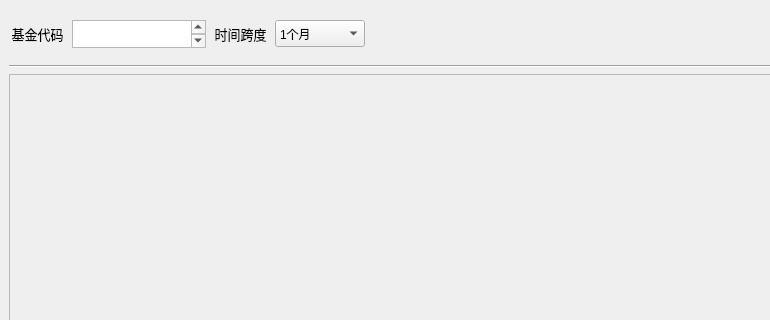
Old version of the form ui/main_window.ui in the repository KirinDr/Fund-Tool; both pictures show x 0 to 770 and y 0 to 320 of the 1156 by 612 pixel window.
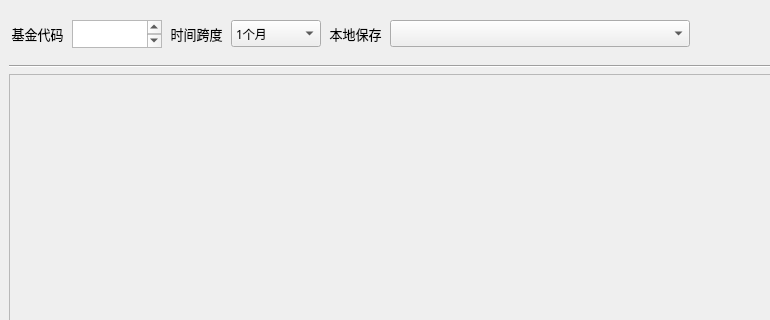
New version of the form.

Commit message: 新增本地自选代码

What changed in the file:
```diff
--- a/ui/main_window.ui
+++ b/ui/main_window.ui
@@ -113,6 +113,11 @@
           <height>27</height>
          </size>
         </property>
+        <property name="font">
+         <font>
+          <family>宋体</family>
+         </font>
+        </property>
         <item>
          <property name="text">
           <string>1个月</string>
@@ -145,6 +150,43 @@
         </item>
        </widget>
       </item>
+      <item>
+       <widget class="QLabel" name="label_3">
+        <property name="minimumSize">
+         <size>
+          <width>57</width>
+          <height>0</height>
+         </size>
+        </property>
+        <property name="font">
+         <font>
+          <family>宋体</family>
+          <pointsize>10</pointsize>
+         </font>
+        </property>
+        <property name="text">
+         <string>本地保存</string>
+        </property>
+        <property name="alignment">
+         <set>Qt::AlignCenter</set>
+        </property>
+       </widget>
+      </item>
+      <item>
+       <widget class="QComboBox" name="localcodes_box">
+        <property name="minimumSize">
+         <size>
+          <width>300</width>
+          <height>27</height>
+         </size>
+        </property>
+        <property name="font">
+         <font>
+          <family>宋体</family>
+         </font>
+        </property>
+       </widget>
+      </item>
       <item>
        <spacer name="horizontalSpacer">
         <property name="orientation">
```
The commit also changes 7 other files.
